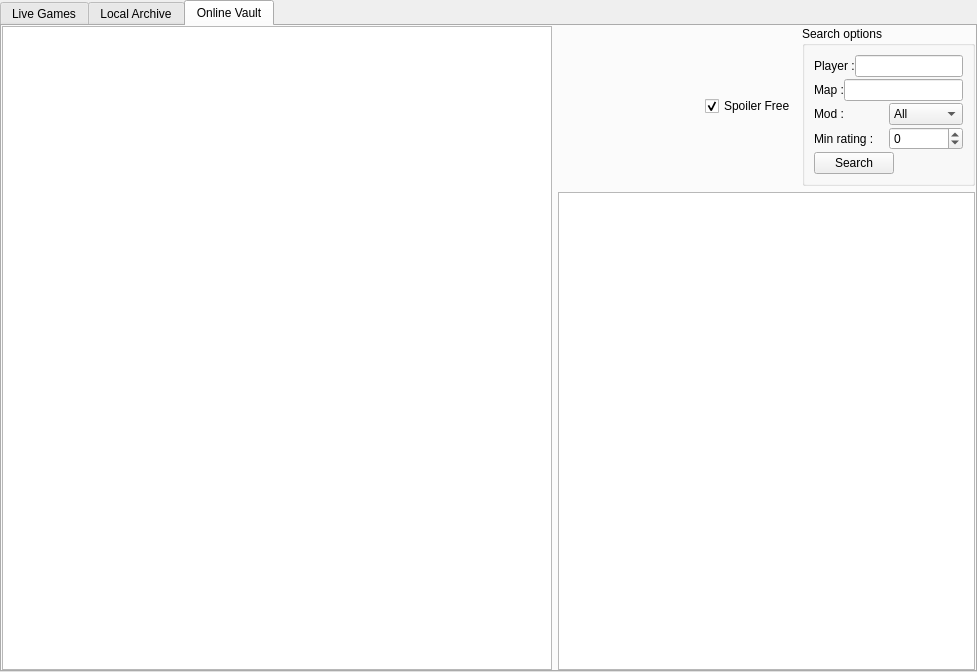
Before: the Qt Designer form res/replays/replays.ui in FAForever/client, drawn with Qt 5.
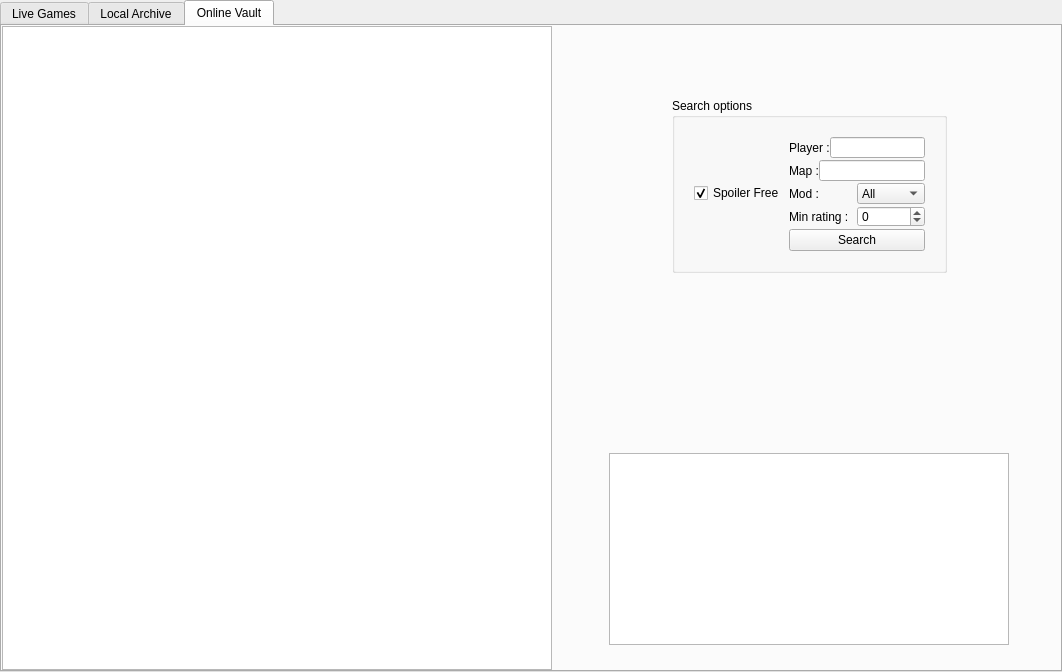
After: the same form once the commit is applied.

Commit message: ReplayVault wasted space in online replays for search/more info panel now look like background

Diff of the .ui file:
```diff
--- a/res/replays/replays.ui
+++ b/res/replays/replays.ui
@@ -6,7 +6,7 @@
    <rect>
     <x>0</x>
     <y>0</y>
-    <width>977</width>
+    <width>1062</width>
     <height>672</height>
    </rect>
   </property>
@@ -168,7 +168,249 @@
     <property name="margin">
      <number>0</number>
     </property>
-    <item row="0" column="0" rowspan="2">
+    <item row="2" column="1">
+     <widget class="QWidget" name="widget" native="true">
+      <property name="sizePolicy">
+       <sizepolicy hsizetype="MinimumExpanding" vsizetype="MinimumExpanding">
+        <horstretch>0</horstretch>
+        <verstretch>0</verstretch>
+       </sizepolicy>
+      </property>
+      <property name="minimumSize">
+       <size>
+        <width>200</width>
+        <height>150</height>
+       </size>
+      </property>
+      <property name="sizeIncrement">
+       <size>
+        <width>0</width>
+        <height>0</height>
+       </size>
+      </property>
+      <layout class="QGridLayout" name="gridLayout_5">
+       <item row="1" column="1">
+        <widget class="QGroupBox" name="groupBox">
+         <property name="sizePolicy">
+          <sizepolicy hsizetype="Minimum" vsizetype="Minimum">
+           <horstretch>0</horstretch>
+           <verstretch>0</verstretch>
+          </sizepolicy>
+         </property>
+         <property name="minimumSize">
+          <size>
+           <width>275</width>
+           <height>175</height>
+          </size>
+         </property>
+         <property name="maximumSize">
+          <size>
+           <width>275</width>
+           <height>175</height>
+          </size>
+         </property>
+         <property name="title">
+          <string>Search options</string>
+         </property>
+         <property name="flat">
+          <bool>true</bool>
+         </property>
+         <layout class="QFormLayout" name="formLayout">
+          <property name="fieldGrowthPolicy">
+           <enum>QFormLayout::AllNonFixedFieldsGrow</enum>
+          </property>
+          <property name="rowWrapPolicy">
+           <enum>QFormLayout::DontWrapRows</enum>
+          </property>
+          <property name="horizontalSpacing">
+           <number>4</number>
+          </property>
+          <property name="verticalSpacing">
+           <number>2</number>
+          </property>
+          <property name="margin">
+           <number>19</number>
+          </property>
+          <item row="0" column="1">
+           <layout class="QHBoxLayout" name="horizontalLayout">
+            <item>
+             <widget class="QLabel" name="label">
+              <property name="autoFillBackground">
+               <bool>false</bool>
+              </property>
+              <property name="styleSheet">
+               <string notr="true"/>
+              </property>
+              <property name="text">
+               <string>Player :</string>
+              </property>
+             </widget>
+            </item>
+            <item>
+             <widget class="QLineEdit" name="playerName"/>
+            </item>
+           </layout>
+          </item>
+          <item row="1" column="1">
+           <layout class="QHBoxLayout" name="horizontalLayout_2">
+            <item>
+             <widget class="QLabel" name="label_2">
+              <property name="autoFillBackground">
+               <bool>false</bool>
+              </property>
+              <property name="styleSheet">
+               <string notr="true"/>
+              </property>
+              <property name="text">
+               <string>Map :</string>
+              </property>
+             </widget>
+            </item>
+            <item>
+             <widget class="QLineEdit" name="mapName"/>
+            </item>
+           </layout>
+          </item>
+          <item row="2" column="0">
+           <widget class="QCheckBox" name="spoilerCheckbox">
+            <property name="text">
+             <string>Spoiler Free</string>
+            </property>
+            <property name="checked">
+             <bool>true</bool>
+            </property>
+           </widget>
+          </item>
+          <item row="2" column="1">
+           <layout class="QHBoxLayout" name="horizontalLayout_3">
+            <item>
+             <widget class="QLabel" name="label_3">
+              <property name="autoFillBackground">
+               <bool>false</bool>
+              </property>
+              <property name="styleSheet">
+               <string notr="true"/>
+              </property>
+              <property name="text">
+               <string>Mod :</string>
+              </property>
+             </widget>
+            </item>
+            <item>
+             <widget class="QComboBox" name="modList">
+              <item>
+               <property name="text">
+                <string>All</string>
+               </property>
+              </item>
+             </widget>
+            </item>
+           </layout>
+          </item>
+          <item row="3" column="1">
+           <layout class="QHBoxLayout" name="horizontalLayout_4">
+            <item>
+             <widget class="QLabel" name="label_4">
+              <property name="autoFillBackground">
+               <bool>false</bool>
+              </property>
+              <property name="styleSheet">
+               <string notr="true"/>
+              </property>
+              <property name="text">
+               <string>Min rating :</string>
+              </property>
+             </widget>
+            </item>
+            <item>
+             <widget class="QSpinBox" name="minRating">
+              <property name="styleSheet">
+               <string notr="true"/>
+              </property>
+              <property name="minimum">
+               <number>-200</number>
+              </property>
+              <property name="maximum">
+               <number>3000</number>
+              </property>
+             </widget>
+            </item>
+           </layout>
+          </item>
+          <item row="4" column="1">
+           <widget class="QPushButton" name="searchButton">
+            <property name="text">
+             <string>Search</string>
+            </property>
+           </widget>
+          </item>
+         </layout>
+        </widget>
+       </item>
+       <item row="0" column="1">
+        <spacer name="verticalSpacer">
+         <property name="orientation">
+          <enum>Qt::Vertical</enum>
+         </property>
+         <property name="sizeHint" stdset="0">
+          <size>
+           <width>20</width>
+           <height>40</height>
+          </size>
+         </property>
+        </spacer>
+       </item>
+       <item row="1" column="0">
+        <spacer name="horizontalSpacer">
+         <property name="orientation">
+          <enum>Qt::Horizontal</enum>
+         </property>
+         <property name="sizeHint" stdset="0">
+          <size>
+           <width>0</width>
+           <height>20</height>
+          </size>
+         </property>
+        </spacer>
+       </item>
+       <item row="1" column="2">
+        <spacer name="horizontalSpacer_2">
+         <property name="orientation">
+          <enum>Qt::Horizontal</enum>
+         </property>
+         <property name="sizeType">
+          <enum>QSizePolicy::Expanding</enum>
+         </property>
+         <property name="sizeHint" stdset="0">
+          <size>
+           <width>0</width>
+           <height>20</height>
+          </size>
+         </property>
+        </spacer>
+       </item>
+       <item row="2" column="1">
+        <spacer name="verticalSpacer_2">
+         <property name="orientation">
+          <enum>Qt::Vertical</enum>
+         </property>
+         <property name="sizeHint" stdset="0">
+          <size>
+           <width>20</width>
+           <height>40</height>
+          </size>
+         </property>
+        </spacer>
+       </item>
+      </layout>
+      <zorder>groupBox</zorder>
+      <zorder>horizontalSpacer</zorder>
+      <zorder>verticalSpacer</zorder>
+      <zorder>verticalSpacer_2</zorder>
+      <zorder>horizontalSpacer_2</zorder>
+     </widget>
+    </item>
+    <item row="1" column="0" rowspan="4">
      <widget class="QTreeWidget" name="onlineTree">
       <property name="minimumSize">
        <size>
@@ -209,142 +451,98 @@
       </column>
      </widget>
     </item>
-    <item row="0" column="2">
-     <spacer name="horizontalSpacer">
-      <property name="orientation">
-       <enum>Qt::Horizontal</enum>
-      </property>
-      <property name="sizeType">
-       <enum>QSizePolicy::MinimumExpanding</enum>
-      </property>
-      <property name="sizeHint" stdset="0">
-       <size>
-        <width>0</width>
-        <height>0</height>
-       </size>
-      </property>
-     </spacer>
-    </item>
-    <item row="1" column="2" colspan="3">
-     <widget class="QTextBrowser" name="replayInfos">
-      <property name="textInteractionFlags">
-       <set>Qt::NoTextInteraction</set>
-      </property>
-      <property name="openExternalLinks">
-       <bool>true</bool>
-      </property>
-     </widget>
-    </item>
-    <item row="0" column="4">
-     <widget class="QGroupBox" name="groupBox">
-      <property name="maximumSize">
-       <size>
-        <width>200</width>
-        <height>16777215</height>
-       </size>
-      </property>
-      <property name="title">
-       <string>Search options</string>
-      </property>
-      <property name="flat">
-       <bool>true</bool>
-      </property>
+    <item row="3" column="1">
+     <widget class="QWidget" name="widget_2" native="true">
       <layout class="QGridLayout" name="gridLayout_3">
-       <property name="horizontalSpacing">
-        <number>6</number>
-       </property>
-       <property name="verticalSpacing">
-        <number>2</number>
-       </property>
-       <item row="0" column="0" colspan="2">
-        <layout class="QHBoxLayout" name="horizontalLayout">
-         <item>
-          <widget class="QLabel" name="label">
-           <property name="text">
-            <string>Player :</string>
-           </property>
-          </widget>
-         </item>
-         <item>
-          <widget class="QLineEdit" name="playerName"/>
-         </item>
-        </layout>
+       <item row="0" column="1">
+        <spacer name="verticalSpacer_3">
+         <property name="orientation">
+          <enum>Qt::Vertical</enum>
+         </property>
+         <property name="sizeHint" stdset="0">
+          <size>
+           <width>100</width>
+           <height>100</height>
+          </size>
+         </property>
+        </spacer>
        </item>
-       <item row="1" column="0" colspan="2">
-        <layout class="QHBoxLayout" name="horizontalLayout_2">
-         <item>
-          <widget class="QLabel" name="label_2">
-           <property name="text">
-            <string>Map :</string>
-           </property>
-          </widget>
-         </item>
-         <item>
-          <widget class="QLineEdit" name="mapName"/>
-         </item>
-        </layout>
+       <item row="2" column="1">
+        <spacer name="verticalSpacer_4">
+         <property name="orientation">
+          <enum>Qt::Vertical</enum>
+         </property>
+         <property name="sizeHint" stdset="0">
+          <size>
+           <width>0</width>
+           <height>10</height>
+          </size>
+         </property>
+        </spacer>
        </item>
-       <item row="2" column="0" colspan="2">
-        <layout class="QHBoxLayout" name="horizontalLayout_3">
-         <item>
-          <widget class="QLabel" name="label_3">
-           <property name="text">
-            <string>Mod :</string>
-           </property>
-          </widget>
-         </item>
-         <item>
-          <widget class="QComboBox" name="modList">
-           <item>
-            <property name="text">
-             <string>All</string>
-            </property>
-           </item>
-          </widget>
-         </item>
-        </layout>
+       <item row="1" column="2">
+        <spacer name="horizontalSpacer_3">
+         <property name="orientation">
+          <enum>Qt::Horizontal</enum>
+         </property>
+         <property name="sizeHint" stdset="0">
+          <size>
+           <width>40</width>
+           <height>20</height>
+          </size>
+         </property>
+        </spacer>
        </item>
-       <item row="3" column="0" rowspan="2" colspan="2">
-        <layout class="QHBoxLayout" name="horizontalLayout_4">
-         <item>
-          <widget class="QLabel" name="label_4">
-           <property name="text">
-            <string>Min rating :</string>
-           </property>
-          </widget>
-         </item>
-         <item>
-          <widget class="QSpinBox" name="minRating">
-           <property name="minimum">
-            <number>-200</number>
-           </property>
-           <property name="maximum">
-            <number>3000</number>
-           </property>
-          </widget>
-         </item>
-        </layout>
+       <item row="1" column="0">
+        <spacer name="horizontalSpacer_4">
+         <property name="orientation">
+          <enum>Qt::Horizontal</enum>
+         </property>
+         <property name="sizeHint" stdset="0">
+          <size>
+           <width>40</width>
+           <height>20</height>
+          </size>
+         </property>
+        </spacer>
        </item>
-       <item row="5" column="0">
-        <widget class="QPushButton" name="searchButton">
-         <property name="text">
-          <string>Search</string>
+       <item row="1" column="1">
+        <widget class="QTextBrowser" name="replayInfos">
+         <property name="sizePolicy">
+          <sizepolicy hsizetype="Minimum" vsizetype="Minimum">
+           <horstretch>0</horstretch>
+           <verstretch>0</verstretch>
+          </sizepolicy>
+         </property>
+         <property name="minimumSize">
+          <size>
+           <width>400</width>
+           <height>150</height>
+          </size>
+         </property>
+         <property name="sizeIncrement">
+          <size>
+           <width>0</width>
+           <height>0</height>
+          </size>
+         </property>
+         <property name="baseSize">
+          <size>
+           <width>0</width>
+           <height>0</height>
+          </size>
+         </property>
+         <property name="textInteractionFlags">
+          <set>Qt::NoTextInteraction</set>
+         </property>
+         <property name="openExternalLinks">
+          <bool>true</bool>
          </property>
         </widget>
        </item>
       </layout>
      </widget>
     </item>
-    <item row="0" column="3">
-     <widget class="QCheckBox" name="spoilerCheckbox">
-      <property name="text">
-       <string>Spoiler Free</string>
-      </property>
-      <property name="checked">
-       <bool>true</bool>
-      </property>
-     </widget>
-    </item>
    </layout>
   </widget>
  </widget>
```
Left out of the diff: 12 changed lines with no effect on the pictures. The commit also changes 2 other files.
